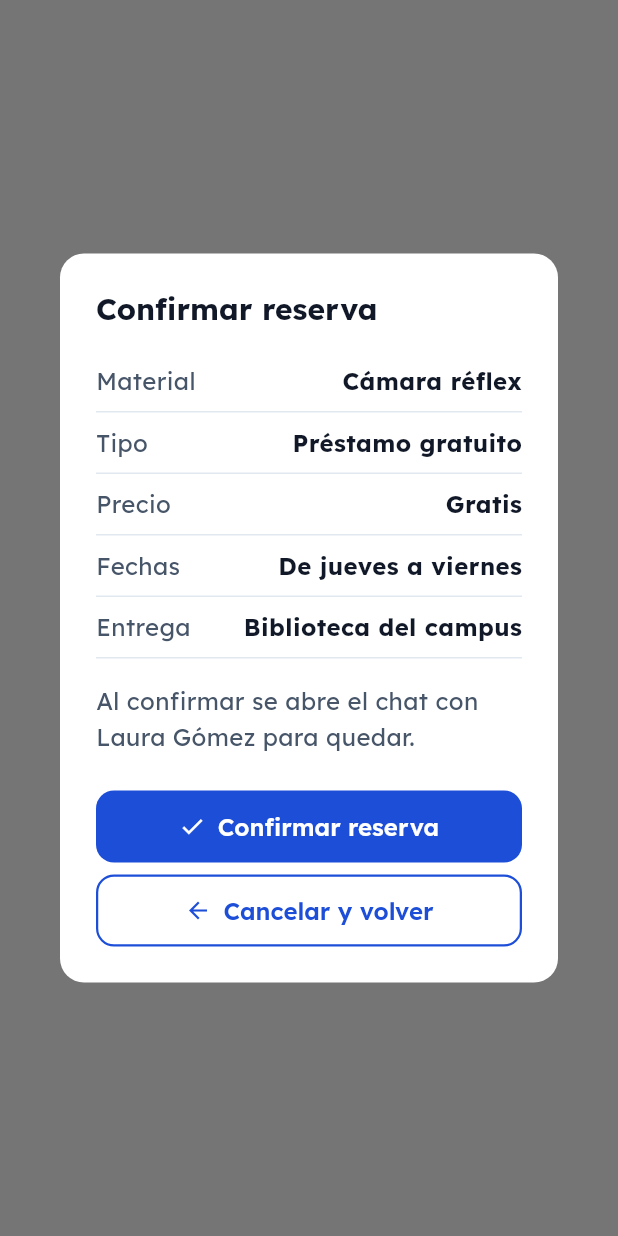
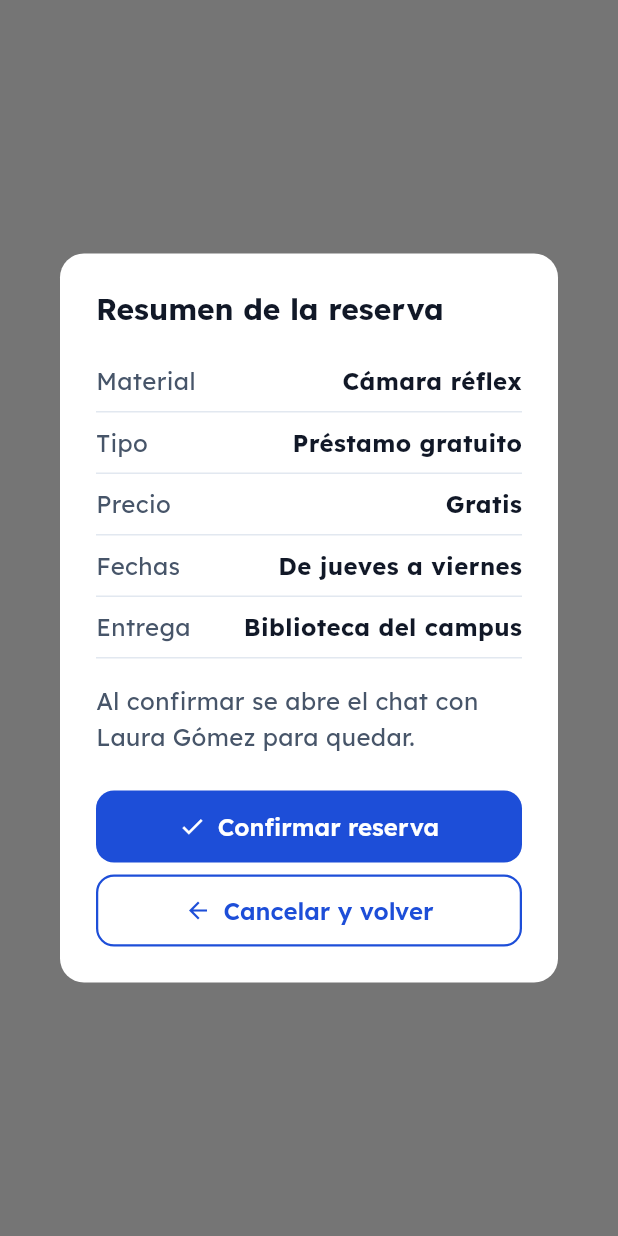
Before and after one commit to cdemih00/accesibilidad-grupo_D, a Flutter app: what mostrarConfirmacionReserva() shows on an empty page, opened directly with sample values from the repository, on a phone screen of 412 x 824 dp. Run offline on Flutter 3.47's test engine with Material 3 defaults, Android fonts, the phone set to English and light mode, and no system bars.

Commit message:
fix(accesibilidad): aclara tarjetas y confirmación de reserva

```diff
--- a/lib/pantallas/p6_confirmar_reserva.dart
+++ b/lib/pantallas/p6_confirmar_reserva.dart
@@ -17,9 +17,9 @@ Future<bool> mostrarConfirmacionReserva(BuildContext context, Anuncio anuncio) a
   final confirmado = await showDialog<bool>(
     context: context,
     builder: (context) => AlertDialog(
-      semanticLabel: 'Confirmar reserva',
+      semanticLabel: 'Resumen de la reserva',
       scrollable: true,
-      title: const Text('Confirmar reserva'),
+      title: const Text('Resumen de la reserva'),
       content: Column(
         mainAxisSize: MainAxisSize.min,
         crossAxisAlignment: CrossAxisAlignment.stretch,
--- a/lib/widgets/tarjeta_anuncio.dart
+++ b/lib/widgets/tarjeta_anuncio.dart
@@ -51,6 +51,21 @@ class TarjetaAnuncio extends StatelessWidget {
                         ),
                         const SizedBox(height: Espacio.s),
                         EtiquetaEstado(estado: anuncio.estado),
+                        if (anuncio.estado == EstadoMaterial.reservado) ...[
+                          const SizedBox(height: Espacio.s),
+                          Text(
+                            'Puedes consultar la ficha; no disponible para reservar.',
+                            style: textos.bodySmall?.copyWith(color: ColoresApp.textoSecundario),
+                          ),
+                        ],
+                        const SizedBox(height: Espacio.s),
+                        Text(
+                          'Ver detalle ›',
+                          style: textos.labelLarge?.copyWith(
+                            color: ColoresApp.azul,
+                            decoration: TextDecoration.underline,
+                          ),
+                        ),
                       ],
                     ),
                   ),
```
Also changed, not shown: 2 other files.
